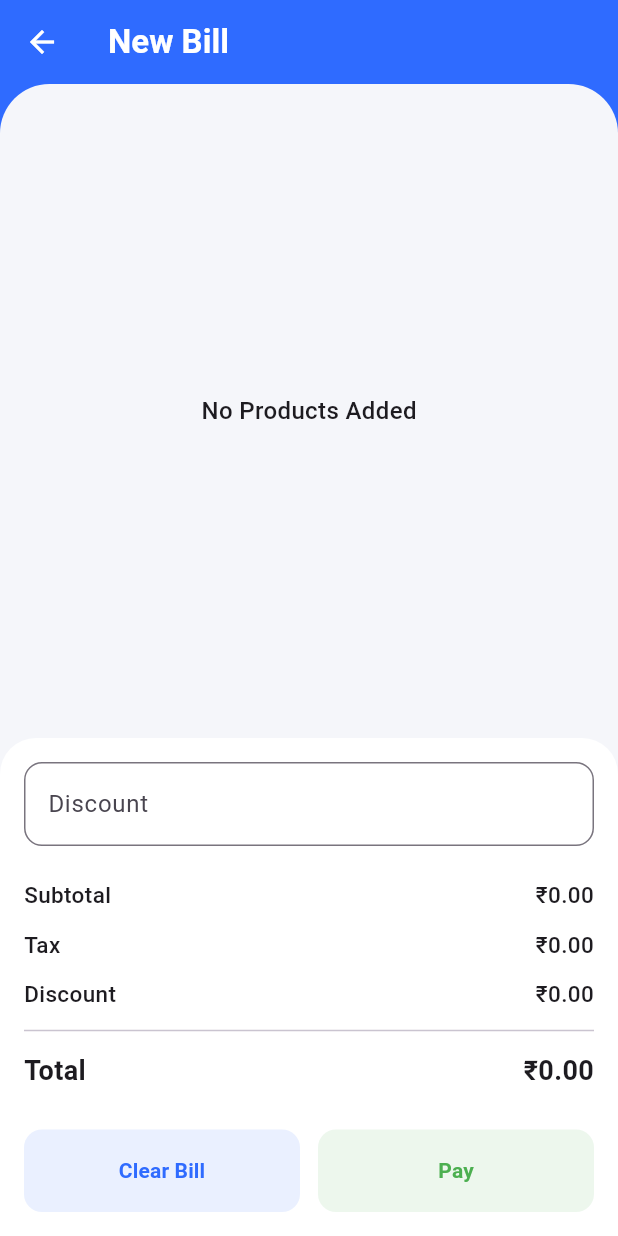
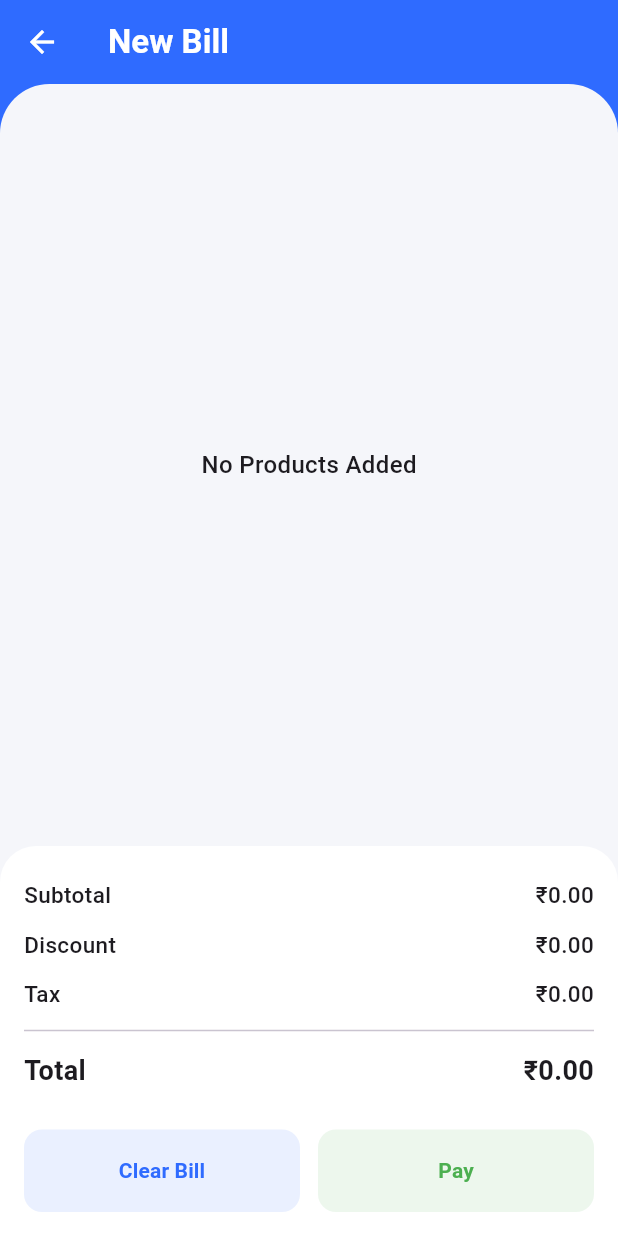
Before and after one commit to divyaiadayavel/stock-management, a Flutter app: the NewBillScreen screen opened directly, on a phone screen of 412 x 824 dp. Run offline on Flutter 3.47's test engine with Material 3 defaults, Android fonts, the phone set to English and light mode, and no system bars; our stand-ins replace fl_chart, flutter_riverpod, image_picker, pdf, printing, sqflite; missing offline and left inert: mailer, mobile_scanner; accounts and stored records are empty.

Commit message:
discount fix

```diff
--- a/lib/features/products/presentation/providers/add_product_provider.dart
+++ b/lib/features/products/presentation/providers/add_product_provider.dart
@@ -12,3 +12,5 @@ final profitMarginProvider = StateProvider<double>((ref) => 0);
 final showGstProvider = StateProvider<bool>((ref) => false);
 
 final suppliersProvider = StateProvider<List<String>>((ref) => []);
+
+final discountProvider = StateProvider<double>((ref) => 0);
--- a/lib/features/products/presentation/screens/product_screen.dart
+++ b/lib/features/products/presentation/screens/product_screen.dart
@@ -113,6 +113,12 @@ class _ProductScreenState extends ConsumerState<ProductScreen> {
         return qty <= 0;
       }).toList();
     }
+
+    temp.sort(
+      (a, b) => (a["name"] ?? "").toString().toLowerCase().compareTo(
+        (b["name"] ?? "").toString().toLowerCase(),
+      ),
+    );
 
     filteredProducts = temp;
 
--- a/lib/features/sales/presentation/providers/billing_provider.dart
+++ b/lib/features/sales/presentation/providers/billing_provider.dart
@@ -56,6 +56,7 @@ class BillingNotifier extends StateNotifier<BillingState> {
           price: (product["selling_price"] as num).toDouble(),
           sgst: (product["sgst"] ?? 0).toDouble(),
           cgst: (product["cgst"] ?? 0).toDouble(),
+          discount: (product["discount"] ?? 0).toDouble(),
           imagePath: product["image_path"],
           qty: qty,
         ),
--- a/lib/features/sales/presentation/screens/add_product_bill_screen.dart
+++ b/lib/features/sales/presentation/screens/add_product_bill_screen.dart
@@ -49,6 +49,11 @@ class _AddProductBillScreenState extends ConsumerState<AddProductBillScreen> {
       );
     }).toList();
 
+    filteredProducts.sort(
+      (a, b) => (a["name"] ?? "").toString().toLowerCase().compareTo(
+        (b["name"] ?? "").toString().toLowerCase(),
+      ),
+    );
     return Scaffold(
       backgroundColor: Colors.grey.shade100,
 
--- a/lib/features/sales/presentation/screens/new_bill_screen.dart
+++ b/lib/features/sales/presentation/screens/new_bill_screen.dart
@@ -16,22 +16,30 @@ class NewBillScreen extends ConsumerStatefulWidget {
 }
 
 class _NewBillScreenState extends ConsumerState<NewBillScreen> {
-  final TextEditingController discountController = TextEditingController();
-
-  double discount = 0;
-
   @override
   Widget build(BuildContext context) {
     final billingState = ref.watch(billingProvider);
 
     final billingNotifier = ref.read(billingProvider.notifier);
 
-    final subtotal = billingState.subtotal;
+    final originalSubtotal = billingState.cart.fold(
+      0.0,
+      (sum, item) => sum + item.subtotal,
+    );
+
+    final totalDiscount = billingState.cart.fold(
+      0.0,
+      (sum, item) => sum + item.discountAmount,
+    );
+
+    final subtotal = billingState.cart.fold(
+      0.0,
+      (sum, item) => sum + item.total,
+    );
 
     final tax = billingState.tax;
 
-    final total = subtotal - discount + tax;
-
+    final total = subtotal + tax;
     return Scaffold(
       backgroundColor: Colors.grey.shade100,
 
@@ -134,8 +142,22 @@ class _NewBillScreenState extends ConsumerState<NewBillScreen> {
 
                                             const SizedBox(height: 5),
 
-                                            Text(
-                                              "₹${item.price.toStringAsFixed(2)}",
+                                            Column(
+                                              crossAxisAlignment:
+                                                  CrossAxisAlignment.start,
+                                              children: [
+                                                Text(
+                                                  "₹${item.price.toStringAsFixed(2)}",
+                                                ),
+
+                                                Text(
+                                                  "Discount: ${item.discount.toStringAsFixed(0)}%",
+                                                  style: const TextStyle(
+                                                    color: Colors.green,
+                                                    fontWeight: FontWeight.bold,
+                                                  ),
+                                                ),
+                                              ],
                                             ),
                                           ],
                                         ),
@@ -273,40 +295,15 @@ class _NewBillScreenState extends ConsumerState<NewBillScreen> {
 
                   child: Column(
                     children: [
-                      TextField(
-                        controller: discountController,
+                      _amountRow("Subtotal", originalSubtotal),
 
-                        keyboardType: TextInputType.number,
-
-                        onChanged: (value) {
-                          setState(() {
-                            discount = double.tryParse(value) ?? 0;
-                          });
-                        },
-
-                        decoration: InputDecoration(
-                          labelText: "Discount",
-
-                          prefixText: "₹ ",
-
-                          border: OutlineInputBorder(
-                            borderRadius: BorderRadius.circular(12),
-                          ),
-                        ),
-                      ),
-
-                      const SizedBox(height: 16),
-
-                      _amountRow("Subtotal", subtotal),
+                      _amountRow("Discount", totalDiscount),
 
                       _amountRow("Tax", tax),
-
-                      _amountRow("Discount", discount),
 
                       const Divider(),
 
                       _amountRow("Total", total, isBold: true),
-
                       const SizedBox(height: 20),
 
                       Row(
@@ -406,7 +403,7 @@ class _NewBillScreenState extends ConsumerState<NewBillScreen> {
                                   }).toList(),
 
                                   subtotal: subtotal,
-                                  discount: discount,
+                                  discount: billingState.discount,
                                   tax: tax,
                                   total: total,
                                 );
```
Also changed, not shown: lib/core/storage/db_helper.dart (+14 -5 lines), lib/features/products/presentation/screens/add_product_screen.dart (+18 -4 lines), lib/features/sales/data/models/cart_item_model.dart (+7 -1 lines), lib/features/sales/presentation/screens/invoice_screen.dart (+4 -3 lines).
